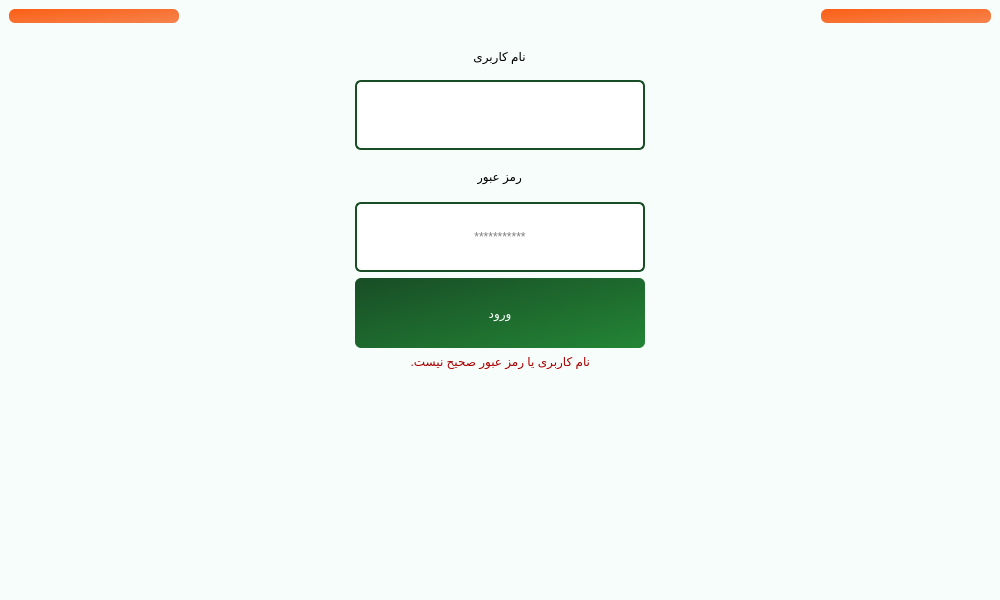
Above: main.ui from Farazist/raspberrypi-app before the change. Below: the same form after it.
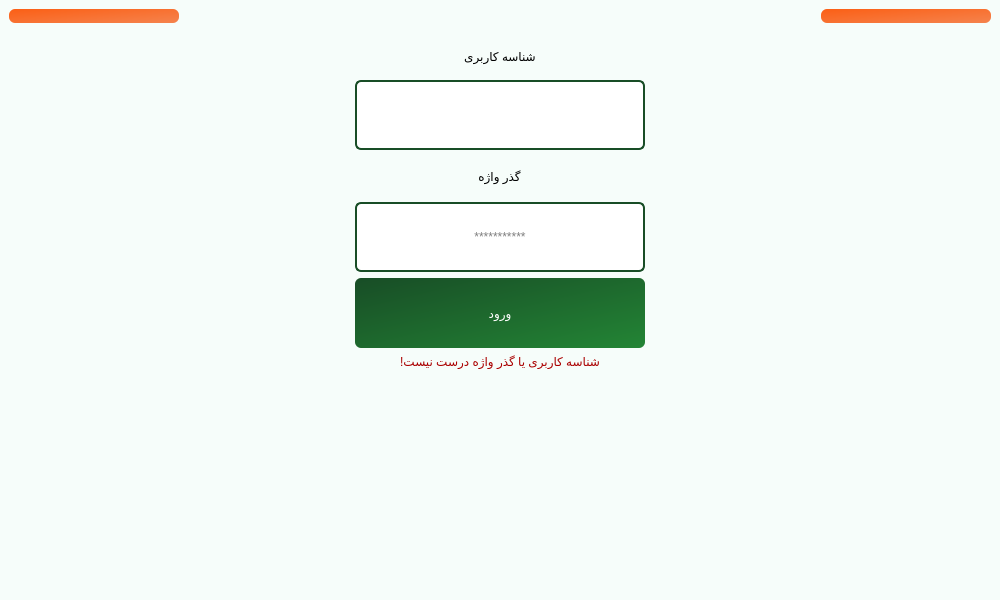
That is the form after the change. The open tabs and pages were chosen to show the change. Icons and pictures are not drawn.

Patch:
```diff
--- a/main.ui
+++ b/main.ui
@@ -331,7 +331,7 @@
            <string notr="true">font: 20pt &quot;IRANSans&quot;;</string>
           </property>
           <property name="text">
-           <string>نام کاربری</string>
+           <string>شناسه کاربری</string>
           </property>
           <property name="alignment">
            <set>Qt::AlignCenter</set>
@@ -394,7 +394,7 @@
            <string notr="true">font: 20pt &quot;IRANSans&quot;;</string>
           </property>
           <property name="text">
-           <string>رمز عبور</string>
+           <string>گذر واژه</string>
           </property>
           <property name="alignment">
            <set>Qt::AlignCenter</set>
@@ -483,7 +483,7 @@
 color: rgb(170, 0, 0);</string>
           </property>
           <property name="text">
-           <string>نام کاربری یا رمز عبور صحیح نیست.</string>
+           <string>شناسه کاربری یا گذر واژه درست نیست!</string>
           </property>
          </widget>
         </item>
```
Left out of the diff: 8 changed lines with no effect on the pictures.
